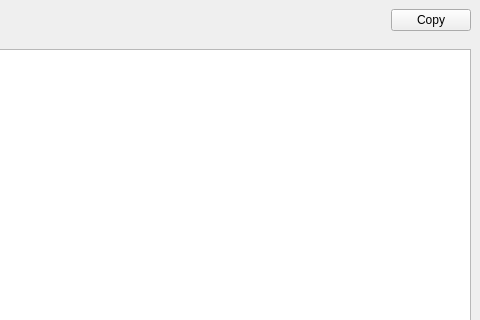
iamjay/PimThai, file PimThaiWindow.ui: the form before one commit; both pictures show x 320 to 800 and y 0 to 320 of the 800 by 600 pixel window.
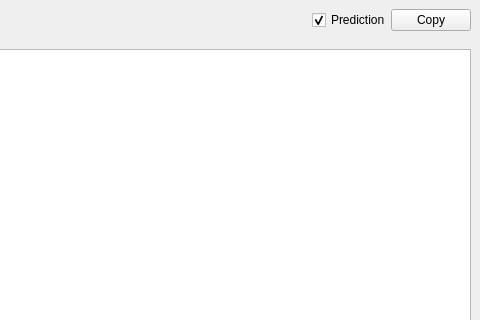
The form after the commit.

Commit message: Add UI to toggle word prediction.

The edit to the form file:
```diff
--- a/PimThaiWindow.ui
+++ b/PimThaiWindow.ui
@@ -46,6 +46,19 @@
         </property>
        </spacer>
       </item>
+      <item>
+       <widget class="QCheckBox" name="predictionButton">
+        <property name="focusPolicy">
+         <enum>Qt::NoFocus</enum>
+        </property>
+        <property name="text">
+         <string>Prediction</string>
+        </property>
+        <property name="checked">
+         <bool>true</bool>
+        </property>
+       </widget>
+      </item>
       <item>
        <widget class="QPushButton" name="copyButton">
         <property name="focusPolicy">
```
